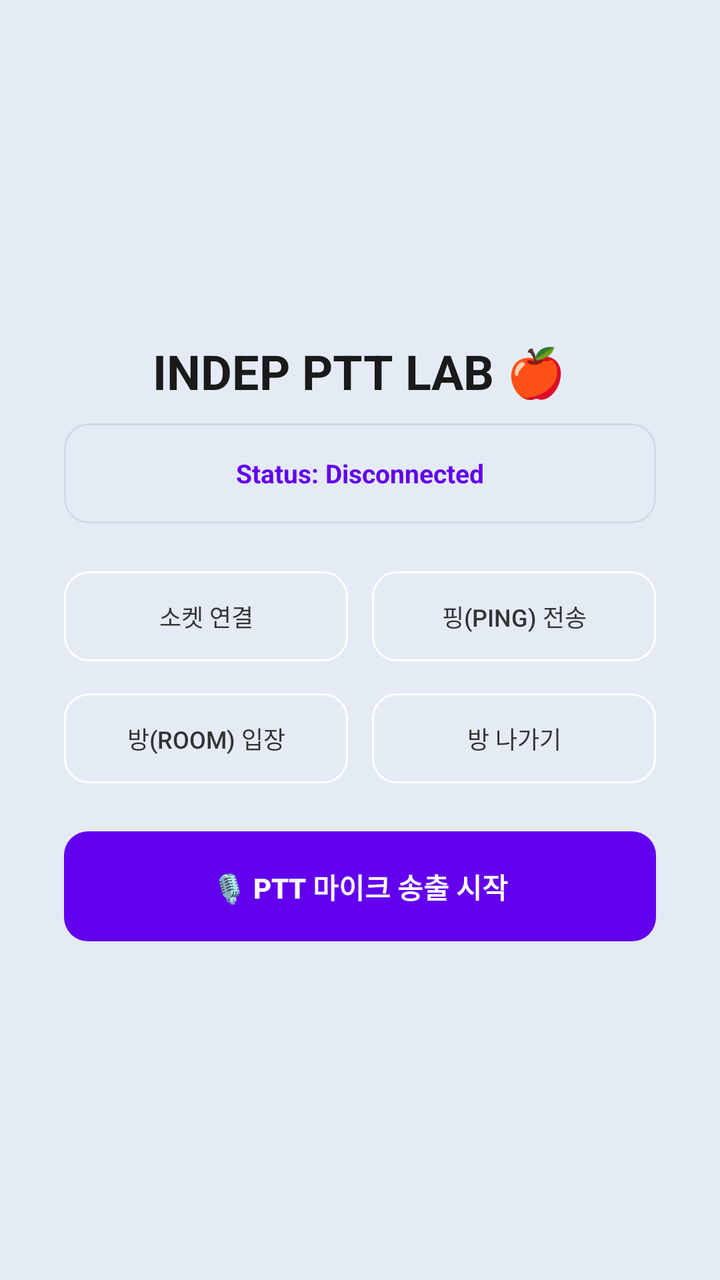
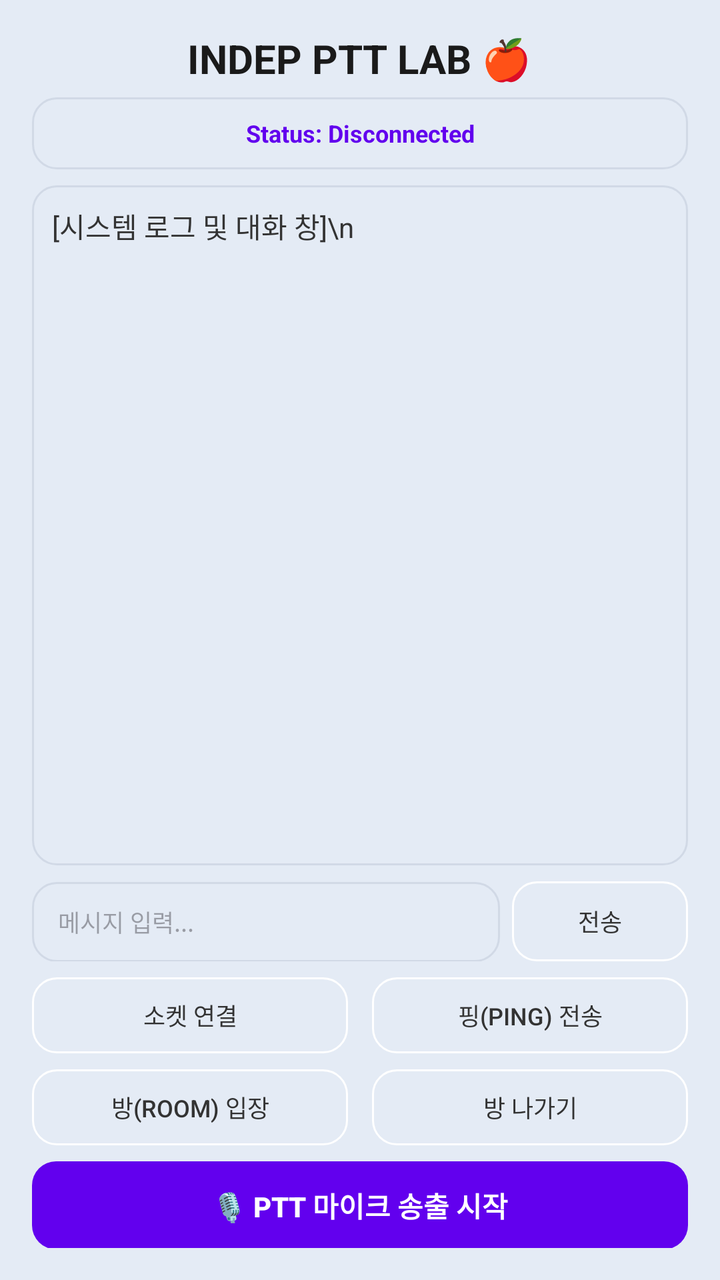

Screens rendered from an Android XML layout before and after an edit, with the pre-edit source and the edit as a unified diff.
<!-- AndroidManifest.xml: application theme Theme.MyPadNoteOne -->
<!-- res/layout/activity_indep_ptt.xml -->
<?xml version="1.0" encoding="utf-8"?>
<LinearLayout xmlns:android="http://schemas.android.com/apk/res/android"
    android:layout_width="match_parent"
    android:layout_height="match_parent"
    android:background="@drawable/neumorphic_bg"
    android:gravity="center"
    android:orientation="vertical"
    android:padding="32dp">

    
    <TextView
        android:layout_width="wrap_content"
        android:layout_height="wrap_content"
        android:text="INDEP PTT LAB 🍎"
        android:textSize="24sp"
        android:textStyle="bold"
        android:textColor="#1a1a1a"
        android:layout_marginBottom="10dp"/>

    
    <TextView
        android:id="@+id/tvIndepStatus"
        android:layout_width="match_parent"
        android:layout_height="50dp"
        android:gravity="center"
        android:background="@drawable/neumorphic_inset_bg"
        android:text="Status: Disconnected"
        android:textColor="#6200EE"
        android:textSize="13sp"
        android:textStyle="bold"
        android:layout_marginBottom="24dp"/>

    
    <LinearLayout
        android:layout_width="match_parent"
        android:layout_height="wrap_content"
        android:orientation="horizontal"
        android:weightSum="2"
        android:layout_marginBottom="16dp">

        <Button
            android:id="@+id/btnIndepConnect"
            android:layout_width="0dp"
            android:layout_height="45dp"
            android:layout_weight="1"
            android:layout_marginEnd="6dp"
            android:background="@drawable/neumorphic_button_normal"
            android:text="소켓 연결"
            android:textColor="#333333"
            android:textSize="12sp"
            android:stateListAnimator="@null"/>

        <Button
            android:id="@+id/btnIndepPing"
            android:layout_width="0dp"
            android:layout_height="45dp"
            android:layout_weight="1"
            android:layout_marginStart="6dp"
            android:background="@drawable/neumorphic_button_normal"
            android:text="핑(Ping) 전송"
            android:textColor="#333333"
            android:textSize="12sp"
            android:stateListAnimator="@null"/>
    </LinearLayout>

    
    <LinearLayout
        android:layout_width="match_parent"
        android:layout_height="wrap_content"
        android:orientation="horizontal"
        android:weightSum="2"
        android:layout_marginBottom="24dp">

        <Button
            android:id="@+id/btnIndepJoinRoom"
            android:layout_width="0dp"
            android:layout_height="45dp"
            android:layout_weight="1"
            android:layout_marginEnd="6dp"
            android:background="@drawable/neumorphic_button_normal"
            android:text="방(Room) 입장"
            android:textColor="#333333"
            android:textSize="12sp"
            android:stateListAnimator="@null"/>

        <Button
            android:id="@+id/btnIndepLeaveRoom"
            android:layout_width="0dp"
            android:layout_height="45dp"
            android:layout_weight="1"
            android:layout_marginStart="6dp"
            android:background="@drawable/neumorphic_button_normal"
            android:text="방 나가기"
            android:textColor="#333333"
            android:textSize="12sp"
            android:stateListAnimator="@null"/>
    </LinearLayout>

    
    <Button
        android:id="@+id/btnIndepPttToggle"
        android:layout_width="match_parent"
        android:layout_height="55dp"
        android:background="@drawable/neumorphic_button_active"
        android:text="🎙️ PTT 마이크 송출 시작"
        android:textColor="#ffffff"
        android:textStyle="bold"
        android:stateListAnimator="@null"/>

</LinearLayout>
<!-- resources referenced by this layout -->
<resources>
  <!-- drawable neumorphic_bg (drawable) -->
  <?xml version="1.0" encoding="utf-8"?>
  <shape xmlns:android="http://schemas.android.com/apk/res/android">
      <solid android:color="#E4EBF5"/>
  </shape>
  <!-- drawable neumorphic_button_active (drawable) -->
  <?xml version="1.0" encoding="utf-8"?>
  <shape xmlns:android="http://schemas.android.com/apk/res/android">
      <solid android:color="#6200EE"/>
      <corners android:radius="12dp"/>
  </shape>
  <!-- drawable neumorphic_button_normal (drawable) -->
  <?xml version="1.0" encoding="utf-8"?>
  <shape xmlns:android="http://schemas.android.com/apk/res/android">
      <solid android:color="#E4EBF5"/>
      <corners android:radius="12dp"/>
      <stroke android:width="1dp" android:color="#FFFFFF"/>
  </shape>
  <!-- drawable neumorphic_inset_bg (drawable) -->
  <?xml version="1.0" encoding="utf-8"?>
  <shape xmlns:android="http://schemas.android.com/apk/res/android">
      <solid android:color="#E4EBF5"/>
      <corners android:radius="12dp"/>
      <stroke android:width="1dp" android:color="#D1D9E6"/>
  </shape>
  <style name="Theme.MyPadNoteOne" parent="Base.Theme.MyPadNoteOne" />
  <style name="Base.Theme.MyPadNoteOne" parent="Theme.Material3.DayNight.NoActionBar">
          
          
      </style>
</resources>

<!-- the commit's change to res/layout/activity_indep_ptt.xml (unified diff, before → after) -->
@@ -5,30 +5,79 @@
     android:background="@drawable/neumorphic_bg"
     android:gravity="center"
     android:orientation="vertical"
-    android:padding="32dp">
+    android:padding="16dp">
 
     
     <TextView
         android:layout_width="wrap_content"
         android:layout_height="wrap_content"
         android:text="INDEP PTT LAB 🍎"
-        android:textSize="24sp"
+        android:textSize="20sp"
         android:textStyle="bold"
         android:textColor="#1a1a1a"
-        android:layout_marginBottom="10dp"/>
+        android:layout_marginBottom="6dp"/>
 
     
     <TextView
         android:id="@+id/tvIndepStatus"
         android:layout_width="match_parent"
-        android:layout_height="50dp"
+        android:layout_height="36dp"
         android:gravity="center"
         android:background="@drawable/neumorphic_inset_bg"
         android:text="Status: Disconnected"
         android:textColor="#6200EE"
-        android:textSize="13sp"
+        android:textSize="12sp"
         android:textStyle="bold"
-        android:layout_marginBottom="24dp"/>
+        android:layout_marginBottom="8dp"/>
+
+    
+    <ScrollView
+        android:layout_width="match_parent"
+        android:layout_height="340dp"
+        android:background="@drawable/neumorphic_inset_bg"
+        android:padding="10dp"
+        android:layout_marginBottom="8dp"
+        android:fillViewport="true">
+
+        <TextView
+            android:id="@+id/tvIndepLog"
+            android:layout_width="match_parent"
+            android:layout_height="wrap_content"
+            android:text="[시스템 로그 및 대화 창]\n"
+            android:textColor="#333333"
+            android:textSize="14sp"
+            android:scrollbars="vertical"/>
+    </ScrollView>
+
+    
+    <LinearLayout
+        android:layout_width="match_parent"
+        android:layout_height="wrap_content"
+        android:orientation="horizontal"
+        android:layout_marginBottom="8dp">
+
+        <EditText
+            android:id="@+id/etIndepMessage"
+            android:layout_width="0dp"
+            android:layout_height="40dp"
+            android:layout_weight="1"
+            android:layout_marginEnd="6dp"
+            android:background="@drawable/neumorphic_inset_bg"
+            android:hint=" 메시지 입력..."
+            android:textSize="12sp"
+            android:textColor="#333333"
+            android:paddingHorizontal="10dp"/>
+
+        <Button
+            android:id="@+id/btnIndepSendChat"
+            android:layout_width="wrap_content"
+            android:layout_height="40dp"
+            android:background="@drawable/neumorphic_button_normal"
+            android:text="전송"
+            android:textColor="#333333"
+            android:textSize="12sp"
+            android:stateListAnimator="@null"/>
+    </LinearLayout>
 
     
     <LinearLayout
@@ -36,12 +85,12 @@
         android:layout_height="wrap_content"
         android:orientation="horizontal"
         android:weightSum="2"
-        android:layout_marginBottom="16dp">
+        android:layout_marginBottom="8dp">
 
         <Button
             android:id="@+id/btnIndepConnect"
             android:layout_width="0dp"
-            android:layout_height="45dp"
+            android:layout_height="38dp"
             android:layout_weight="1"
             android:layout_marginEnd="6dp"
             android:background="@drawable/neumorphic_button_normal"
@@ -53,7 +102,7 @@
         <Button
             android:id="@+id/btnIndepPing"
             android:layout_width="0dp"
-            android:layout_height="45dp"
+            android:layout_height="38dp"
             android:layout_weight="1"
             android:layout_marginStart="6dp"
             android:background="@drawable/neumorphic_button_normal"
@@ -69,12 +118,12 @@
         android:layout_height="wrap_content"
         android:orientation="horizontal"
         android:weightSum="2"
-        android:layout_marginBottom="24dp">
+        android:layout_marginBottom="8dp">
 
         <Button
             android:id="@+id/btnIndepJoinRoom"
             android:layout_width="0dp"
-            android:layout_height="45dp"
+            android:layout_height="38dp"
             android:layout_weight="1"
             android:layout_marginEnd="6dp"
             android:background="@drawable/neumorphic_button_normal"
@@ -86,7 +135,7 @@
         <Button
             android:id="@+id/btnIndepLeaveRoom"
             android:layout_width="0dp"
-            android:layout_height="45dp"
+            android:layout_height="38dp"
             android:layout_weight="1"
             android:layout_marginStart="6dp"
             android:background="@drawable/neumorphic_button_normal"
@@ -100,7 +149,7 @@
     <Button
         android:id="@+id/btnIndepPttToggle"
         android:layout_width="match_parent"
-        android:layout_height="55dp"
+        android:layout_height="44dp"
         android:background="@drawable/neumorphic_button_active"
         android:text="🎙️ PTT 마이크 송출 시작"
         android:textColor="#ffffff"
